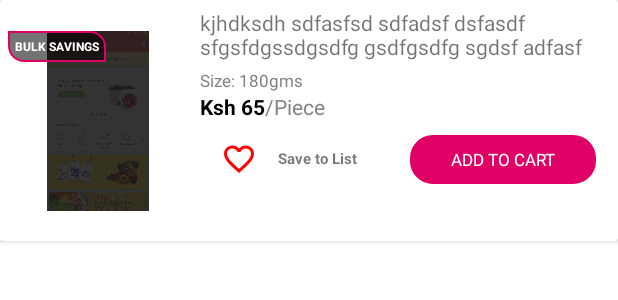
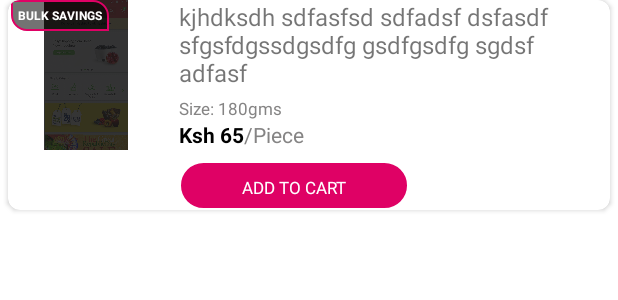
Before and after one commit to amsabots/Suzzy, an Android app: the layout category_item_list_cardview.xml on its own in the app's theme, with its tools: preview values and no code run, on a phone screen of 412 x 824 dp. Shown: the top 300 px of the screen. Run offline under Robolectric (Android 15) with nearby library versions, the phone set to English and light mode, and no system bars; plain views replace SimpleDraweeView; Roboto replaces fonts that are not available here.

Commit message:
project 90% complete

```diff
--- a/app/src/main/res/layout/activity_categories.xml
+++ b/app/src/main/res/layout/activity_categories.xml
@@ -18,6 +18,7 @@
         android:id="@+id/category_list_recyclerview"
         android:layout_width="0dp"
         android:layout_height="0dp"
+        android:paddingTop="6dp"
         app:layout_constraintBottom_toBottomOf="parent"
         app:layout_constraintEnd_toEndOf="parent"
         app:layout_constraintHorizontal_bias="0.0"
--- a/app/src/main/res/layout/category_item_list_cardview.xml
+++ b/app/src/main/res/layout/category_item_list_cardview.xml
@@ -3,26 +3,34 @@
     xmlns:tools="http://schemas.android.com/tools"
     android:layout_width="match_parent"
     android:layout_height="wrap_content"
-    android:layout_marginBottom="5dp"
+    android:paddingLeft="4dp"
+    android:layout_marginLeft="5dp"
+    android:layout_marginStart="5dp"
+    android:layout_marginRight="5dp"
+    android:layout_marginEnd="5dp"
+    fresco:cardCornerRadius="8dp"
+android:elevation="4dp"
+    android:layout_marginBottom="8dp"
     xmlns:fresco="http://schemas.android.com/apk/res-auto"
     xmlns:app="http://schemas.android.com/apk/res-auto">
 <androidx.constraintlayout.widget.ConstraintLayout
     android:layout_width="match_parent"
     android:layout_height="match_parent"
-    android:padding="5dp">
+    android:paddingLeft="2dp">
 
     <FrameLayout
         android:layout_width="wrap_content"
         android:layout_height="wrap_content"
+        android:minHeight="140dp"
         android:id="@+id/containing_frame"
         app:layout_constraintBottom_toBottomOf="@+id/linearLayout2"
         app:layout_constraintStart_toStartOf="parent"
-        app:layout_constraintTop_toTopOf="@+id/linearLayout2">
+        app:layout_constraintTop_toTopOf="parent">
         <com.facebook.drawee.view.SimpleDraweeView
             android:id="@+id/product_image"
-            android:layout_width="120dp"
+            android:layout_width="100dp"
             android:background="#FFF"
-            android:layout_height="120dp"
+            android:layout_height="100dp"
             android:src="@mipmap/background"
             fresco:roundedCornerRadius="5dp"
             fresco:roundTopEnd="true"
@@ -48,27 +56,26 @@
     </FrameLayout>
 
 
-
-
     <LinearLayout
         android:id="@+id/linearLayout2"
         android:layout_width="0dp"
-        android:layout_height="150dp"
-        android:layout_marginLeft="8dp"
-        android:layout_marginStart="8dp"
+        android:layout_height="0dp"
         android:layout_marginEnd="8dp"
+        android:layout_marginLeft="12dp"
         android:layout_marginRight="8dp"
+        android:layout_marginStart="12dp"
         android:orientation="vertical"
+        app:layout_constraintTop_toTopOf="@id/containing_frame"
+        fresco:layout_constraintBottom_toBottomOf="@id/containing_frame"
         fresco:layout_constraintEnd_toEndOf="parent"
-        fresco:layout_constraintStart_toEndOf="@+id/containing_frame"
-        fresco:layout_constraintTop_toTopOf="parent">
-
-
+        fresco:layout_constraintStart_toEndOf="@+id/containing_frame">
         <TextView
             android:id="@+id/product_name"
             android:layout_width="match_parent"
             android:layout_height="wrap_content"
+            android:textSize="16sp"
             android:text="kjhdksdh sdfasfsd sdfadsf dsfasdf sfgsfdgssdgsdfg gsdfgsdfg sgdsf adfasf " />
+
         <TextView
             android:id="@+id/product_size"
             android:layout_width="match_parent"
@@ -77,7 +84,6 @@
             android:text="Size: 180gms"
             android:textColor="@color/colorDarkLighr"
             android:textSize="11sp" />
-
         <LinearLayout
             android:layout_width="wrap_content"
             android:layout_height="wrap_content"
@@ -100,57 +106,27 @@
                 android:text="/Piece"
                 android:textColor="@color/colorDarkLighr" />
         </LinearLayout>
-
         <LinearLayout
             android:layout_width="match_parent"
             android:layout_height="wrap_content"
+            android:layout_marginTop="8dp"
             android:orientation="horizontal"
-            android:layout_marginTop="8dp">
-
-            <LinearLayout
-                android:id="@+id/product_save_to_list"
-                android:layout_width="wrap_content"
-                android:layout_height="wrap_content"
-                android:layout_gravity="center_vertical"
-                android:layout_marginEnd="5dp"
-                android:layout_marginRight="5dp"
-                android:layout_weight="1"
-                android:orientation="horizontal">
-
-                <ImageView
-                    android:id="@+id/save_status"
-                    android:layout_width="wrap_content"
-                    android:layout_height="wrap_content"
-                    android:layout_weight="1"
-                    android:src="@drawable/ic_favorite_border_black_24dp" />
-
-                <TextView
-                    android:id="@+id/product_save_status"
-                    android:layout_width="wrap_content"
-                    android:layout_height="wrap_content"
-                    android:layout_gravity="center_vertical"
-                    android:layout_weight="1"
-                    android:gravity="center_vertical"
-                    android:text="Save to List"
-                    android:textSize="10sp"
-                    android:textStyle="bold" />
-            </LinearLayout>
+            android:weightSum="2">
 
             <TextView
                 android:id="@+id/product_add_to_cart"
                 android:layout_width="wrap_content"
                 android:layout_height="wrap_content"
-                android:layout_weight="1"
                 android:layout_gravity="center_horizontal"
+                android:layout_weight="0.8"
+                android:background="@drawable/addtocart"
                 android:gravity="center_horizontal"
-                android:textStyle="normal"
+                android:text="add to cart"
+                android:textAllCaps="true"
                 android:textColor="@color/colorWhite"
-                android:textAllCaps="true"
-                android:background="@drawable/addtocart"
-                android:text="add to cart"
-                android:textSize="11sp"/>
+                android:textSize="11sp"
+                android:textStyle="normal" />
         </LinearLayout>
-
     </LinearLayout>
 
 </androidx.constraintlayout.widget.ConstraintLayout>
```
Also changed, not shown: app/src/main/java/com/example/suzzy/Cart/Categories.java (+7 -17 lines), app/src/main/java/com/example/suzzy/Cart/Categories_Adapter.java (+1 -19 lines), app/src/main/java/com/example/suzzy/Cart/ImagesSample.java (+2 -10 lines), app/src/main/java/com/example/suzzy/Cart/Product_Details.java (+11 -16 lines).
